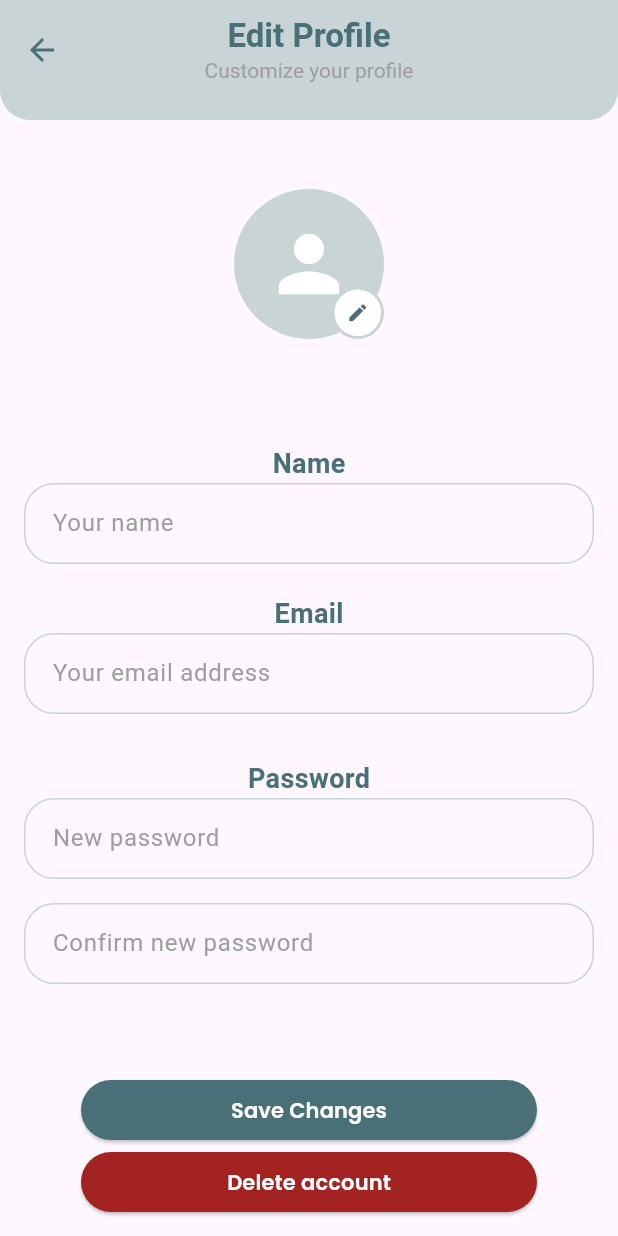
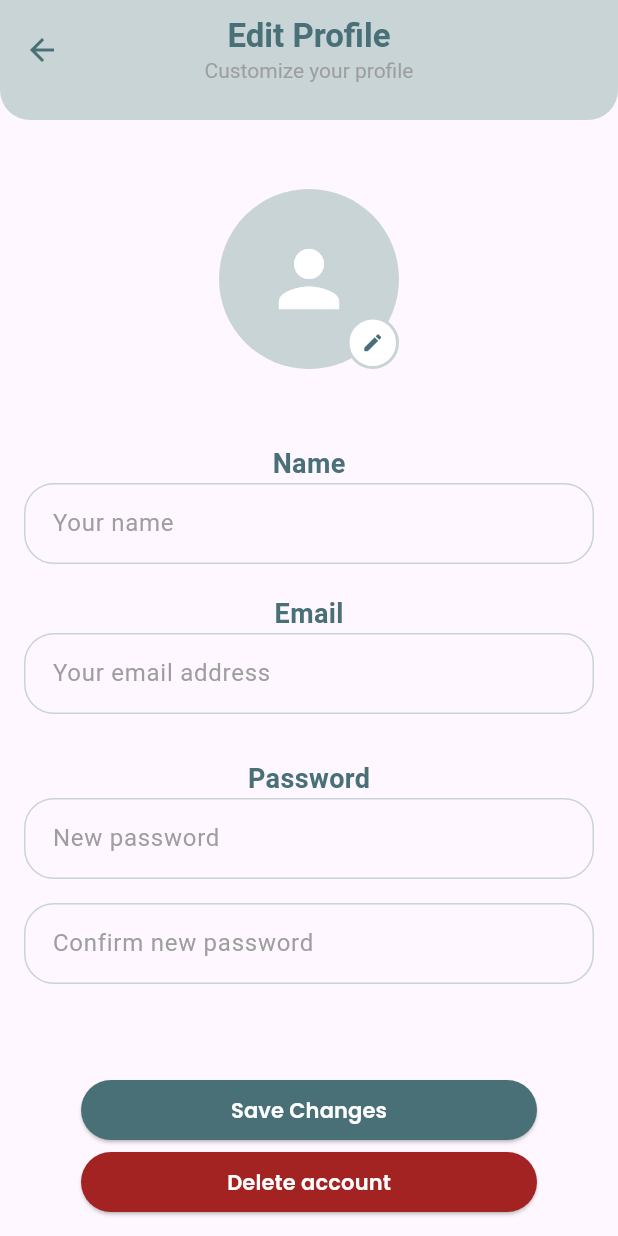
Before and after one commit to veskicha/MindfulStudent, a Flutter app: the EditProfilePage screen opened directly, on a phone screen of 412 x 824 dp. Run offline on Flutter 3.47's test engine with Material 3 defaults, Android fonts, the phone set to English and light mode, and no system bars; our stand-ins replace audioplayers, circular_countdown_timer, firebase_core, firebase_messaging, fl_chart, flutter_spinkit and 4 more; accounts and stored records are empty; network calls fail; statements that could not run were skipped.

Commit message:
logo for the app

```diff
--- a/MindfulStudent/lib/screens/home/profile_edit_screen.dart
+++ b/MindfulStudent/lib/screens/home/profile_edit_screen.dart
@@ -291,7 +291,7 @@ class EditProfilePageState extends State<EditProfilePage> {
                 alignment: Alignment.center,
                 children: [
                   CircleAvatar(
-                    radius: 50,
+                    radius: 60,
                     backgroundImage: getAvatarImage(),
                     backgroundColor: _avatarFile == null && avatarUrl == null
                         ? const Color(0xFFC8D4D6)
@@ -330,7 +330,7 @@ class EditProfilePageState extends State<EditProfilePage> {
                   ),
                 ],
               ),
-              const SizedBox(height: 70),
+              const SizedBox(height: 50),
               const Text(
                 'Name',
                 style: TextStyle(
--- a/MindfulStudent/pubspec.yaml
+++ b/MindfulStudent/pubspec.yaml
@@ -49,6 +49,12 @@ dependencies:
   flutter_spinkit: ^5.2.1
   circular_countdown_timer: ^0.2.3
   audioplayers: ^6.0.0
+  flutter_launcher_icons: ^0.9.2
+
+flutter_icons:
+  android: true
+  ios: true
+  image_path: "assets/Logophotoroom1.png"
 
 dev_dependencies:
   flutter_test:
```
Also changed, not shown: MindfulStudent/pubspec.lock, 21 other files.
